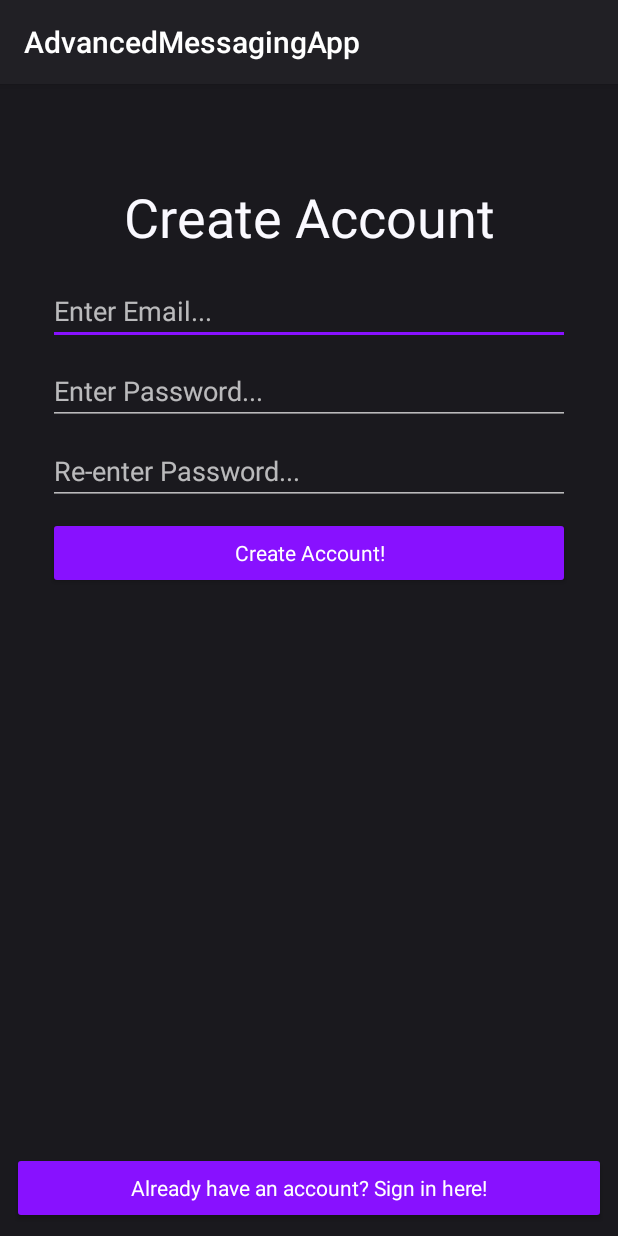
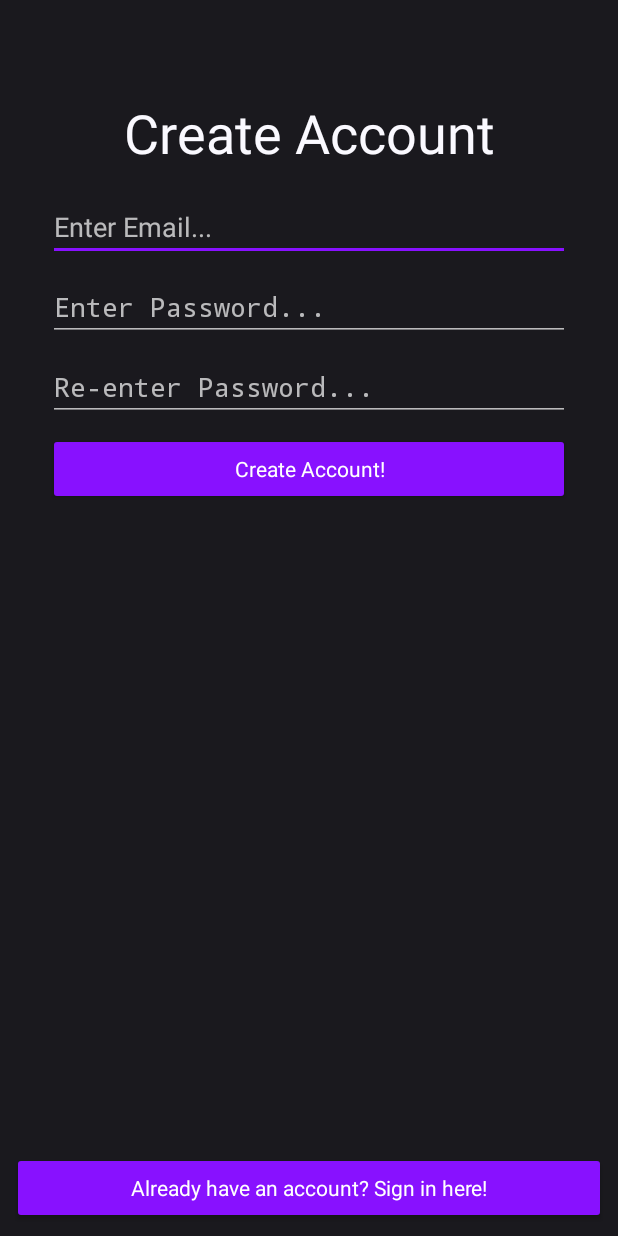
Before and after one commit to batsm/AdvancedMessagingApp, an Android app: the CreateAccount screen opened directly, with no data from a screen before it, on a phone screen of 412 x 824 dp. Run offline under Robolectric (Android 15) with nearby library versions, the phone set to English and light mode, and no system bars.

Commit message:
Updated login and create account themes plus added some functionality to those pages

```diff
--- a/app/build.gradle
+++ b/app/build.gradle
@@ -30,4 +30,5 @@ dependencies {
     testImplementation 'junit:junit:4.12'
     androidTestImplementation 'com.android.support.test:runner:1.0.2'
     androidTestImplementation 'com.android.support.test.espresso:espresso-core:3.0.2'
+    implementation 'com.android.support:design:28.0.0'
 }
--- a/app/src/main/java/advancedmessagingapp/com/CreateAccount.kt
+++ b/app/src/main/java/advancedmessagingapp/com/CreateAccount.kt
@@ -1,12 +1,20 @@
 package advancedmessagingapp.com
 
+import android.content.Intent
 import android.support.v7.app.AppCompatActivity
 import android.os.Bundle
+import android.support.v4.app.FragmentActivity
+import kotlinx.android.synthetic.main.activity_create_account.*
 
-class CreateAccount : AppCompatActivity() {
+class CreateAccount : FragmentActivity() {
 
     override fun onCreate(savedInstanceState: Bundle?) {
         super.onCreate(savedInstanceState)
         setContentView(R.layout.activity_create_account)
+
+        btnSignIn.setOnClickListener {
+            var intent = Intent(this, LoginActivity::class.java)
+            startActivity(intent)
+        }
     }
 }
--- a/app/src/main/res/layout/activity_create_account.xml
+++ b/app/src/main/res/layout/activity_create_account.xml
@@ -60,7 +60,7 @@
             android:text="Already have an account? Sign in here!"
             android:layout_width="0dp"
             android:layout_height="wrap_content"
-            android:id="@+id/button2" android:layout_marginBottom="8dp"
+            android:id="@+id/btnSignIn" android:layout_marginBottom="8dp"
             app:layout_constraintBottom_toBottomOf="parent" app:layout_constraintStart_toStartOf="parent"
             app:layout_constraintHorizontal_bias="0.5" app:layout_constraintEnd_toEndOf="parent"
             android:layout_marginStart="8dp" android:layout_marginEnd="8dp"
--- a/app/src/main/res/layout/activity_login.xml
+++ b/app/src/main/res/layout/activity_login.xml
@@ -27,7 +27,7 @@
             app:layout_constraintTop_toBottomOf="@+id/textView4" app:layout_constraintStart_toStartOf="parent"
             android:layout_marginStart="32dp" app:layout_constraintEnd_toEndOf="parent"
             android:layout_marginEnd="32dp" app:layout_constraintHorizontal_bias="0.5"
-            android:hint="Enter Email..." android:textAppearance="@style/TextAppearance.AppCompat"
+            android:hint="Enter Email..."
             android:selectAllOnFocus="true"/>
     <EditText
             android:layout_width="0dp"
@@ -38,7 +38,7 @@
             app:layout_constraintTop_toBottomOf="@+id/txtLoginEmail" app:layout_constraintEnd_toEndOf="parent"
             android:layout_marginEnd="32dp" app:layout_constraintStart_toStartOf="parent"
             android:layout_marginStart="32dp" app:layout_constraintHorizontal_bias="0.5"
-            android:hint="Enter Password..." android:textAppearance="@style/TextAppearance.AppCompat"
+            android:hint="Enter Password..."
             android:selectAllOnFocus="true"/>
     <Button
             android:text="Login"
```
Also changed, not shown: app/src/main/java/advancedmessagingapp/com/LoginActivity.kt (+13 -0 lines).
